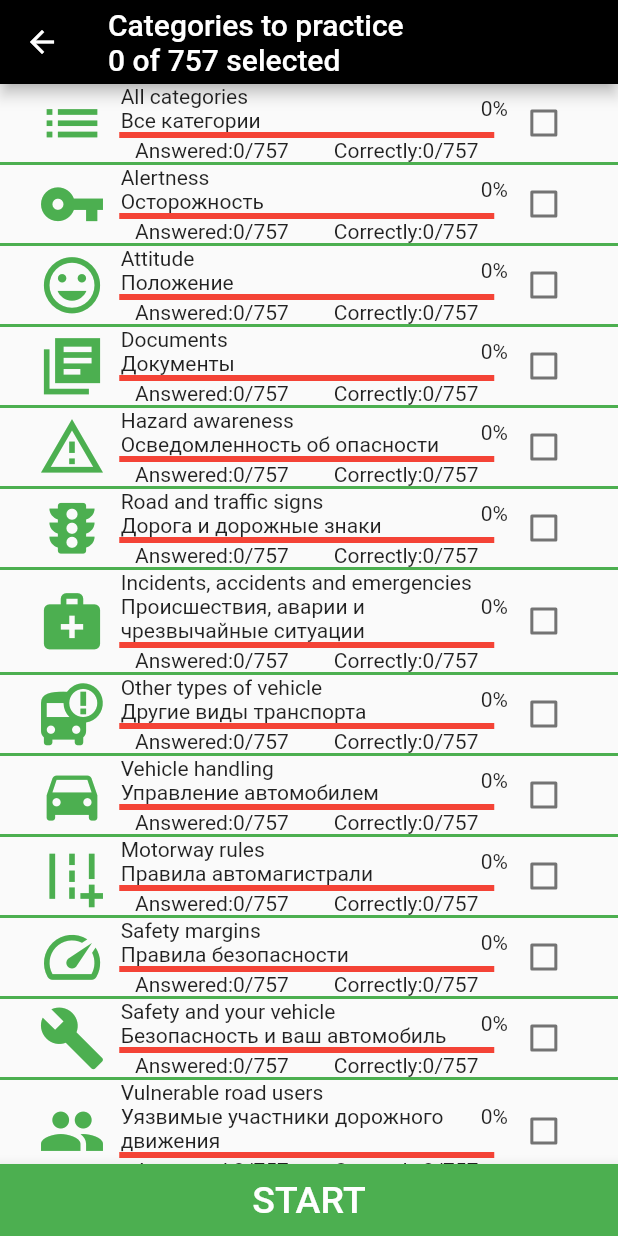
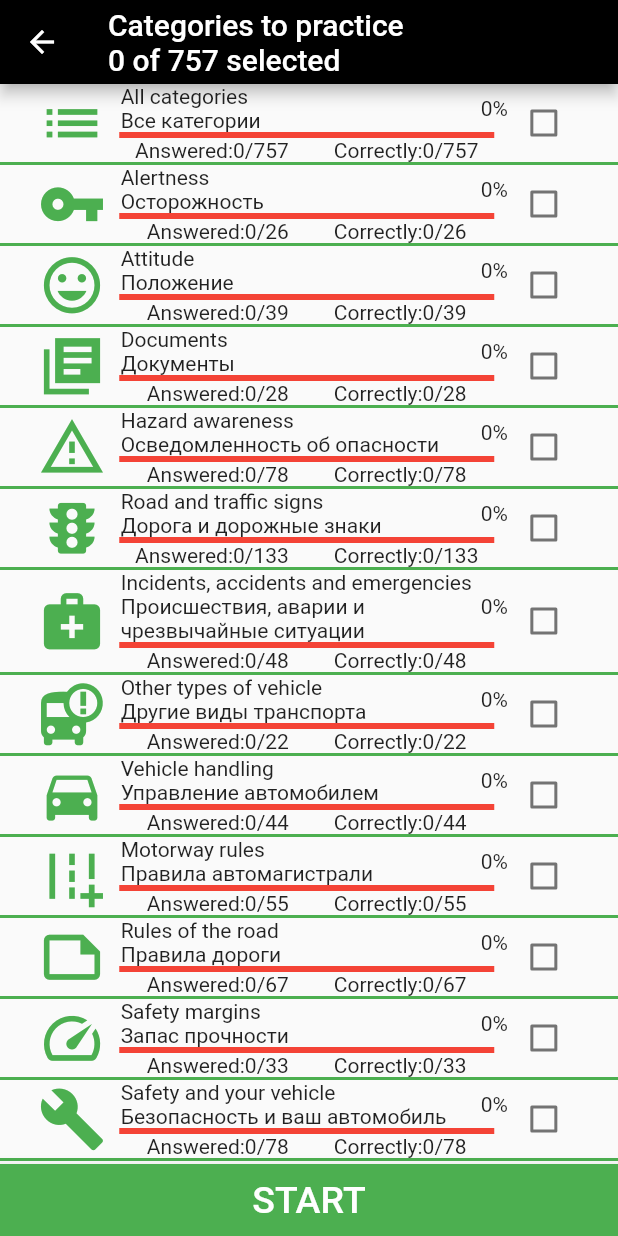
Before and after one commit to Impulseone/DrivingTheoryTest, a Flutter app: the TheoryTestMenuPage screen opened directly, after a tap on an icon or button, on a phone screen of 412 x 824 dp. Run offline on Flutter 3.47's test engine with Material 2 defaults, Android fonts, the phone set to English and light mode, and no system bars; our stand-ins replace rxdart, sqflite; accounts and stored records are empty.

Commit message:
categories screen completed

```diff
--- a/dirving_theory_test/lib/extension/categories_provider.dart
+++ b/dirving_theory_test/lib/extension/categories_provider.dart
@@ -1,64 +1,156 @@
-import 'package:dirving_theory_test/database/database.dart';
-import 'package:dirving_theory_test/database/model/answered_question.dart';
+import 'package:flutter/cupertino.dart';
+import 'package:flutter/material.dart';
 
 class CategoriesProvider {
- Future<Category> getCategoryInfo(String category)async{
-    switch(category){
-      case "all_categories": return await AllCategories().getCategory();
-      default: return null;
-    }
+  List<Category> generateCategoriesInfo() {
+    List<Category> categories = List();
+    categories.add(AllCategories(
+        "All categories", 'Все категории', Icons.list, 757, false));
+    categories
+        .add(Alertness("Alertness", 'Осторожность', Icons.vpn_key, 26, false));
+    categories
+        .add(Attitude("Attitude", 'Положение', Icons.tag_faces, 39, false));
+    categories.add(Documents(
+        "Documents", 'Документы', Icons.library_books_sharp, 28, false));
+    categories.add(HazardAwareness(
+        "Hazard awareness",
+        'Осведомленность об опасности',
+        Icons.warning_amber_outlined,
+        78,
+        false));
+    categories.add(RoadAndTrafficSigns("Road and traffic signs",
+        'Дорога и дорожные знаки', Icons.traffic, 133, false));
+    categories.add(Incidents(
+        "Incidents, accidents and emergencies",
+        'Происшествия, аварии и чрезвычайные ситуации',
+        Icons.medical_services,
+        48,
+        false));
+    categories.add(OtherTypesOfVehicle("Other types of vehicle",
+        'Другие виды транспорта', Icons.bus_alert, 22, false));
+    categories.add(VehicleHandling("Vehicle handling", 'Управление автомобилем',
+        Icons.directions_car, 44, false));
+    categories.add(MotorwayRules(
+        "Motorway rules", 'Правила автомагистрали', Icons.add_road, 55, false));
+    categories.add(RulesOfTheRoad(
+        "Rules of the road", 'Правила дороги', Icons.note_outlined, 67, false));
+    categories.add(SafetyMargins(
+        "Safety margins", 'Запас прочности', Icons.speed, 33, false));
+    categories.add(SafetyAndVehicle("Safety and your vehicle",
+        'Безопасность и ваш автомобиль', Icons.build, 78, false));
+    categories.add(VulnerableRoadUsers("Vulnerable road users",
+        'Уязвимые участники дорожного движения', Icons.people, 67, false));
+    categories.add(VehicleLoading(
+        "Vehicle loading", 'Загрузка автомобиля', Icons.car_rental, 12, false));
+    categories
+        .add(Videos("Videos", 'Видео', Icons.video_collection, 27, false));
+    return categories;
   }
 }
 
 abstract class Category {
-  String name;
-  int answered = 0;
-  int correctly = 0;
+  String engName;
+  String rusName;
+  IconData iconData;
+  int allQuestionsNumber;
+  bool isChecked;
 
-  Future<Category> getCategory();
+  Category(this.engName, this.rusName, this.iconData, this.allQuestionsNumber,
+      this.isChecked);
 }
 
 class AllCategories extends Category {
-  String name = 'all_categories';
-
-  @override
-  Future<Category> getCategory() async {
-    List<AnsweredQuestion> answeredQuestions = List();
-    answeredQuestions = await DBProvider.db.getAnsweredQuestions();
-    answered = answeredQuestions.length;
-    answeredQuestions.forEach((element) {
-      if (element.answerIsTrue==1) correctly += 1;
-    });
-    return this;
-  }
+  AllCategories(String engName, String rusName, IconData iconData,
+      int allQuestionsNumber, bool isChecked)
+      : super(engName, rusName, iconData, allQuestionsNumber, isChecked);
 }
 
-class Alertness {}
+class Alertness extends Category {
+  Alertness(String engName, String rusName, IconData iconData,
+      int allQuestionsNumber, bool isChecked)
+      : super(engName, rusName, iconData, allQuestionsNumber, isChecked);
+}
 
-class Attitude {}
+class Attitude extends Category {
+  Attitude(String engName, String rusName, IconData iconData,
+      int allQuestionsNumber, bool isChecked)
+      : super(engName, rusName, iconData, allQuestionsNumber, isChecked);
+}
 
-class Documents {}
+class Documents extends Category {
+  Documents(String engName, String rusName, IconData iconData,
+      int allQuestionsNumber, bool isChecked)
+      : super(engName, rusName, iconData, allQuestionsNumber, isChecked);
+}
 
-class HazardAwareness {}
+class HazardAwareness extends Category {
+  HazardAwareness(String engName, String rusName, IconData iconData,
+      int allQuestionsNumber, bool isChecked)
+      : super(engName, rusName, iconData, allQuestionsNumber, isChecked);
+}
 
-class RoadAndTrafficSigns {}
+class RoadAndTrafficSigns extends Category {
+  RoadAndTrafficSigns(String engName, String rusName, IconData iconData,
+      int allQuestionsNumber, bool isChecked)
+      : super(engName, rusName, iconData, allQuestionsNumber, isChecked);
+}
 
-class Incidents {}
+class Incidents extends Category {
+  Incidents(String engName, String rusName, IconData iconData,
+      int allQuestionsNumber, bool isChecked)
+      : super(engName, rusName, iconData, allQuestionsNumber, isChecked);
+}
 
-class OtherTypesOfVehicle {}
+class OtherTypesOfVehicle extends Category {
+  OtherTypesOfVehicle(String engName, String rusName, IconData iconData,
+      int allQuestionsNumber, bool isChecked)
+      : super(engName, rusName, iconData, allQuestionsNumber, isChecked);
+}
 
-class VehicleHandling {}
+class VehicleHandling extends Category {
+  VehicleHandling(String engName, String rusName, IconData iconData,
+      int allQuestionsNumber, bool isChecked)
+      : super(engName, rusName, iconData, allQuestionsNumber, isChecked);
+}
 
-class MotorwayRules {}
+class MotorwayRules extends Category {
+  MotorwayRules(String engName, String rusName, IconData iconData,
+      int allQuestionsNumber, bool isChecked)
+      : super(engName, rusName, iconData, allQuestionsNumber, isChecked);
+}
 
-class RulesOfTheRoad {}
+class RulesOfTheRoad extends Category {
+  RulesOfTheRoad(String engName, String rusName, IconData iconData,
+      int allQuestionsNumber, bool isChecked)
+      : super(engName, rusName, iconData, allQuestionsNumber, isChecked);
+}
 
-class SafetyMargins {}
+class SafetyMargins extends Category {
+  SafetyMargins(String engName, String rusName, IconData iconData,
+      int allQuestionsNumber, bool isChecked)
+      : super(engName, rusName, iconData, allQuestionsNumber, isChecked);
+}
 
-class SafetyAndVehicle {}
+class SafetyAndVehicle extends Category {
+  SafetyAndVehicle(String engName, String rusName, IconData iconData,
+      int allQuestionsNumber, bool isChecked)
+      : super(engName, rusName, iconData, allQuestionsNumber, isChecked);
+}
 
-class VulnerableRoadUsers {}
+class VulnerableRoadUsers extends Category {
+  VulnerableRoadUsers(String engName, String rusName, IconData iconData,
+      int allQuestionsNumber, bool isChecked)
+      : super(engName, rusName, iconData, allQuestionsNumber, isChecked);
+}
 
-class VehicleLoading {}
+class VehicleLoading extends Category {
+  VehicleLoading(String engName, String rusName, IconData iconData,
+      int allQuestionsNumber, bool isChecked)
+      : super(engName, rusName, iconData, allQuestionsNumber, isChecked);
+}
 
-class Videos {}
+class Videos extends Category {
+  Videos(String engName, String rusName, IconData iconData,
+      int allQuestionsNumber, bool isChecked)
+      : super(engName, rusName, iconData, allQuestionsNumber, isChecked);
+}
--- a/dirving_theory_test/lib/main.dart
+++ b/dirving_theory_test/lib/main.dart
@@ -41,7 +41,7 @@ class _HomePageState extends State<HomePage> {
             mainAxisSpacing: 10,
             crossAxisCount: 2,
             children: <Widget>[
-              menuButton(Colors.green, Icons.menu_book, "THEORY_TEST",
+              menuButton(Colors.green, Icons.menu_book, "THEORY TEST",
                   "ТЕСТ ПО ТЕОРИИ"),
               menuButton(Colors.red, Icons.warning_amber_outlined,
                   "HAZARD PERCEPTION", "ВОСПРИЯТИЕ ОПАСНОСТИ"),
--- a/dirving_theory_test/lib/view/categories_to_practice_screen.dart
+++ b/dirving_theory_test/lib/view/categories_to_practice_screen.dart
@@ -1,13 +1,15 @@
 import 'package:dirving_theory_test/bloc/categories_bloc.dart';
 import 'package:dirving_theory_test/bloc/question_bloc.dart';
 import 'package:dirving_theory_test/database/model/answered_question.dart';
+import 'package:dirving_theory_test/extension/categories_provider.dart';
 import 'package:dirving_theory_test/view/question_screen.dart';
 import 'package:flutter/material.dart';
 
 class CategoriesToPracticeScreen extends StatefulWidget {
   final CategoriesBloc categoriesBloc;
+  final List<Category> categoriesList;
 
-  CategoriesToPracticeScreen(this.categoriesBloc);
+  CategoriesToPracticeScreen(this.categoriesBloc, this.categoriesList);
 
   @override
   _CategoriesToPracticeScreenState createState() =>
@@ -28,7 +30,7 @@ class _CategoriesToPracticeScreenState
             "Categories to practice \n$selectedCategories of 757 selected"),
         backgroundColor: Colors.black,
       ),
-      body: categoriesList(),
+      body: categoriesList(widget.categoriesList),
       bottomNavigationBar: BottomAppBar(
           color: Colors.green,
           child: Container(
@@ -48,51 +50,42 @@ class _CategoriesToPracticeScreenState
     );
   }
 
-  Widget categoriesList() {
+  Widget categoriesList(List<Category> categories) {
     return ListView(
       children: [
-        categoryWidget('All categories\nВсе категории', Icons.list),
-        categoryWidget('Alertness\nОсторожность', Icons.vpn_key),
-        categoryWidget('Attitude\nПоложение', Icons.tag_faces),
-        categoryWidget('Documents\nДокументы', Icons.library_books_sharp),
-        categoryWidget('Hazard awareness\nОсведомленность об опасности',
-            Icons.warning_amber_outlined),
+        categoryWidget(findCategory(categories, 'All categories')),
+        categoryWidget(findCategory(categories, 'Alertness')),
+        categoryWidget(findCategory(categories, 'Attitude')),
+        categoryWidget(findCategory(categories, 'Documents')),
+        categoryWidget(findCategory(categories, 'Hazard awareness')),
+        categoryWidget(findCategory(categories, 'Road and traffic signs')),
         categoryWidget(
-            'Road and traffic signs\nДорога и дорожные знаки', Icons.traffic),
-        categoryWidget(
-            'Incidents, accidents and emergencies\nПроисшествия, аварии и чрезвычайные ситуации',
-            Icons.medical_services),
-        categoryWidget(
-            'Other types of vehicle\nДругие виды транспорта', Icons.bus_alert),
-        categoryWidget(
-            'Vehicle handling\nУправление автомобилем', Icons.directions_car),
-        categoryWidget(
-            'Motorway rules\nПравила автомагистрали', Icons.add_road),
-        categoryWidget('Safety margins\nПравила безопасности', Icons.speed),
-        categoryWidget('Safety and your vehicle\nБезопасность и ваш автомобиль',
-            Icons.build),
-        categoryWidget(
-            'Vulnerable road users\nУязвимые участники дорожного движения',
-            Icons.people),
-        categoryWidget(
-            'Vehicle loading\nЗагрузка автомобиля', Icons.car_rental),
-        categoryWidget('Videos\nВидео', Icons.video_collection),
+            findCategory(categories, 'Incidents, accidents and emergencies')),
+        categoryWidget(findCategory(categories, 'Other types of vehicle')),
+        categoryWidget(findCategory(categories, 'Vehicle handling')),
+        categoryWidget(findCategory(categories, 'Motorway rules')),
+        categoryWidget(findCategory(categories, 'Rules of the road')),
+        categoryWidget(findCategory(categories, 'Safety margins')),
+        categoryWidget(findCategory(categories, 'Safety and your vehicle')),
+        categoryWidget(findCategory(categories, 'Vulnerable road users')),
+        categoryWidget(findCategory(categories, 'Vehicle loading')),
+        categoryWidget(findCategory(categories, 'Videos')),
       ],
     );
   }
 
-  Widget categoryWidget(String text, IconData iconData) {
+  Widget categoryWidget(Category category) {
     return StreamBuilder(
         stream: widget.categoriesBloc.questions,
         builder: (context, snapshot) {
           if (snapshot.hasData) {
-            List<AnsweredQuestion> categoryQuestionsAll = List();
-            List<AnsweredQuestion> categoryQuestionsTrue = List();
+            List<AnsweredQuestion> categoryAnsweredQuestionsAll = List();
+            List<AnsweredQuestion> categoryAnsweredQuestionsTrue = List();
             (snapshot.data as List<AnsweredQuestion>).forEach((element) {
-              if (element.category == text.split('\n')[0]) {
-                categoryQuestionsAll.add(element);
+              if (element.category == category.engName) {
+                categoryAnsweredQuestionsAll.add(element);
                 if (element.answerIsTrue == 1)
-                  categoryQuestionsTrue.add(element);
+                  categoryAnsweredQuestionsTrue.add(element);
               }
             });
             return Column(
@@ -100,11 +93,95 @@ class _CategoriesToPracticeScreenState
                 Row(
                   children: [
                     Icon(
-                      iconData,
+                      category.iconData,
                       size: 45,
                       color: Colors.green,
                     ),
-                    Column(
+                    centerCategoryInfo(
+                        '${category.engName}\n${category.rusName}',
+                        categoryAnsweredQuestionsAll,
+                        categoryAnsweredQuestionsTrue,
+                        category.allQuestionsNumber),
+                    checkbox(category.allQuestionsNumber, category),
+                  ],
+                  mainAxisAlignment: MainAxisAlignment.center,
+                ),
+                Container(
+                  height: 2,
+                  width: double.infinity,
+                  color: Colors.green,
+                )
+              ],
+            );
+          } else
+            return Container();
+        });
+  }
+
+  Widget checkbox(int categoriesMax, Category category) {
+    return Checkbox(
+      onChanged: (isChecked) {
+        setState(() {
+          if (category.engName == 'All categories') {
+            setAllChecked(widget.categoriesList, isChecked);
+            return;
+          } else {
+            if (isChecked) {
+              category.isChecked = isChecked;
+              selectedCategories += categoriesMax;
+              if (checkAllChecked(widget.categoriesList))
+                setAllChecked(widget.categoriesList, true);
+            } else {
+              setAllUnchecked(widget.categoriesList);
+              selectedCategories -= categoriesMax;
+              category.isChecked = isChecked;
+            }
+          }
+        });
+      },
+      value: category.isChecked,
+      activeColor: Colors.green,
+    );
+  }
+
+  bool checkAllChecked(List<Category> allCategories) {
+    bool isAllChecked = true;
+    List<Category> categoriesWithoutAll = List();
+    categoriesWithoutAll.addAll(allCategories);
+    categoriesWithoutAll.remove(findCategory(allCategories, "All categories"));
+    categoriesWithoutAll.forEach((element) {
+      if (!element.isChecked) isAllChecked = false;
+    });
+    return isAllChecked;
+  }
+
+  void setAllUnchecked(List<Category> allCategories) {
+    Category category = findCategory(allCategories, "All categories");
+    category.isChecked = false;
+  }
+
+  void setAllChecked(List<Category> allCategories, isChecked) {
+    setState(() {
+      if (isChecked) {
+        allCategories.forEach((element) {
+          element.isChecked = true;
+        });
+        selectedCategories = 757;
+      } else {
+        selectedCategories = 0;
+        allCategories.forEach((element) {
+          element.isChecked = false;
+        });
+      }
+    });
+  }
+
+  Widget centerCategoryInfo(
+      String text,
+      List<AnsweredQuestion> categoryAnsweredQuestionsAll,
+      List<AnsweredQuestion> categoryAnsweredQuestionsTrue,
+      int categoriesMax) {
+    return Column(
       children: [
         Row(
           children: [
@@ -115,7 +192,8 @@ class _CategoriesToPracticeScreenState
               width: 250,
               padding: EdgeInsets.only(left: 10),
             ),
-                            Text("${(categoryQuestionsTrue.length/757).round()*100}%")
+            Text(
+                "${(categoryAnsweredQuestionsTrue.length / categoriesMax).round() * 100}%")
           ],
         ),
         Row(
@@ -131,39 +209,24 @@ class _CategoriesToPracticeScreenState
         ),
         Row(
           children: [
-                            Text("Answered:${categoryQuestionsAll.length}/757"),
+            Text(
+                "Answered:${categoryAnsweredQuestionsAll.length}/$categoriesMax"),
             Padding(padding: EdgeInsets.only(left: 30)),
             Text(
-                                "Correctly:${categoryQuestionsTrue.length}/757")
+                "Correctly:${categoryAnsweredQuestionsTrue.length}/$categoriesMax")
           ],
         ),
       ],
-                    ),
-                    Checkbox(
-                      onChanged: (isChecked) {
-                        setState(() {
-                          if (isChecked)
-                            selectedCategories = 757;
-                          else
-                            selectedCategories = 0;
-                          this.isChecked = isChecked;
+    );
+  }
+
+  Category findCategory(List<Category> categories, String categoryName) {
+    Category category = categories.first;
+    categories.forEach((element) {
+      if (element.engName == categoryName) {
+        category = element;
+      }
     });
-                      },
-                      value: isChecked,
-                      activeColor: Colors.green,
-                    ),
-                  ],
-                  mainAxisAlignment: MainAxisAlignment.center,
-                ),
-                Container(
-                  height: 2,
-                  width: double.infinity,
-                  color: Colors.green,
-                )
-              ],
-            );
-          } else
-            return Container();
-        });
+    return category;
   }
 }
--- a/dirving_theory_test/lib/view/theory_test_page.dart
+++ b/dirving_theory_test/lib/view/theory_test_page.dart
@@ -1,4 +1,5 @@
 import 'package:dirving_theory_test/bloc/categories_bloc.dart';
+import 'package:dirving_theory_test/extension/categories_provider.dart';
 import 'package:dirving_theory_test/view/categories_to_practice_screen.dart';
 import 'package:flutter/material.dart';
 
@@ -76,7 +77,7 @@ class _TheoryTestMenuPageState extends State<TheoryTestMenuPage> {
               onPressed: () {
                 categoriesBloc.readAnsweredQuestions();
                 Navigator.of(context).push(MaterialPageRoute(
-                    builder: (context) => CategoriesToPracticeScreen(categoriesBloc)));
+                    builder: (context) => CategoriesToPracticeScreen(categoriesBloc, CategoriesProvider().generateCategoriesInfo())));
               }),
         ));
   }
```
Lines whose indentation alone changed are shown as unchanged.
